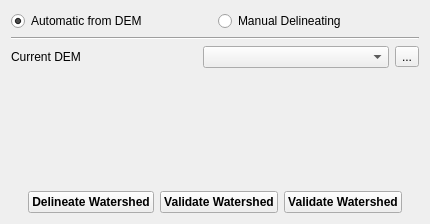
The window that src/ui/reosdelineatingwatershedwidget.ui (vcloarec/ReosProject) describes before a commit, drawn with Qt 5.
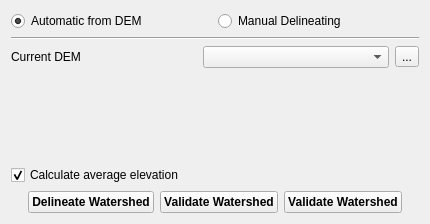
The same window after the commit. Icons and pictures are not drawn. Custom widgets are drawn as their Qt base class.

Commit message: average elevation

```diff
--- a/src/ui/reosdelineatingwatershedwidget.ui
+++ b/src/ui/reosdelineatingwatershedwidget.ui
@@ -94,6 +94,26 @@
      </property>
     </spacer>
    </item>
+   <item>
+    <layout class="QHBoxLayout" name="horizontalLayout_4">
+     <property name="bottomMargin">
+      <number>0</number>
+     </property>
+     <item>
+      <widget class="QCheckBox" name="mCheckBoxAverageElevation">
+       <property name="text">
+        <string>Calculate average elevation</string>
+       </property>
+       <property name="checked">
+        <bool>true</bool>
+       </property>
+       <property name="tristate">
+        <bool>false</bool>
+       </property>
+      </widget>
+     </item>
+    </layout>
+   </item>
    <item>
     <layout class="QHBoxLayout" name="horizontalLayout">
      <item>
```
The commit also changes 34 other files.
